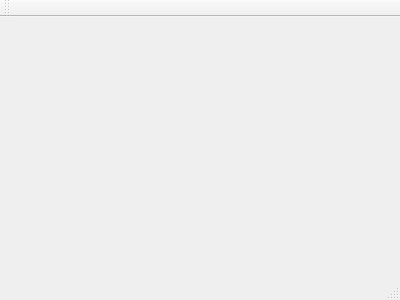
Old version of the form mainwindow.ui in the repository vkohaupt/vokoscreenNG.
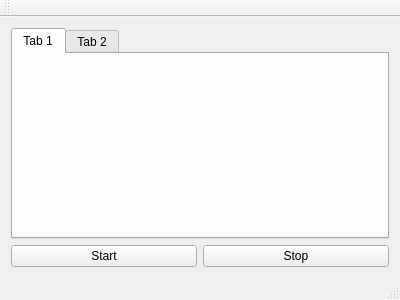
New version of the form.

Commit message: add start stop

Patch:
```diff
--- a/mainwindow.ui
+++ b/mainwindow.ui
@@ -12,13 +12,63 @@
   <property name="windowTitle" >
    <string>MainWindow</string>
   </property>
-  <widget class="QMenuBar" name="menuBar" />
-  <widget class="QToolBar" name="mainToolBar" />
-  <widget class="QWidget" name="centralWidget" />
-  <widget class="QStatusBar" name="statusBar" />
+  <widget class="QWidget" name="centralWidget">
+   <layout class="QVBoxLayout" name="verticalLayout">
+    <item>
+     <widget class="QTabWidget" name="tabWidget">
+      <widget class="QWidget" name="tab">
+       <attribute name="title">
+        <string>Tab 1</string>
+       </attribute>
+      </widget>
+      <widget class="QWidget" name="tab_2">
+       <attribute name="title">
+        <string>Tab 2</string>
+       </attribute>
+      </widget>
+     </widget>
+    </item>
+    <item>
+     <layout class="QHBoxLayout" name="horizontalLayout">
+      <item>
+       <widget class="QPushButton" name="pushButtonStart">
+        <property name="text">
+         <string>Start</string>
+        </property>
+       </widget>
+      </item>
+      <item>
+       <widget class="QPushButton" name="pushButtonStop">
+        <property name="text">
+         <string>Stop</string>
+        </property>
+       </widget>
+      </item>
+     </layout>
+    </item>
+   </layout>
+  </widget>
+  <widget class="QMenuBar" name="menuBar">
+   <property name="geometry">
+    <rect>
+     <x>0</x>
+     <y>0</y>
+     <width>400</width>
+     <height>23</height>
+    </rect>
+   </property>
+  </widget>
+  <widget class="QToolBar" name="mainToolBar">
+   <attribute name="toolBarArea">
+    <enum>TopToolBarArea</enum>
+   </attribute>
+   <attribute name="toolBarBreak">
+    <bool>false</bool>
+   </attribute>
+  </widget>
+  <widget class="QStatusBar" name="statusBar"/>
  </widget>
- <layoutDefault spacing="6" margin="11" />
- <pixmapfunction></pixmapfunction>
+ <layoutdefault spacing="6" margin="11"/>
  <resources/>
  <connections/>
 </ui>
```
Left out of the diff: 7 changed lines with no effect on the pictures.
